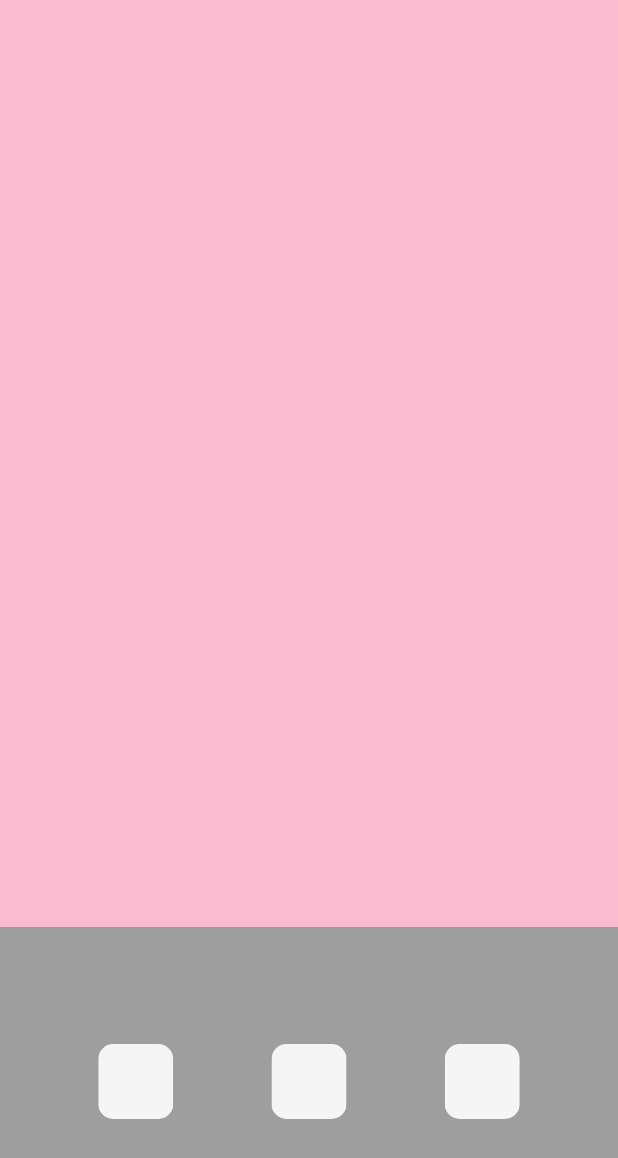
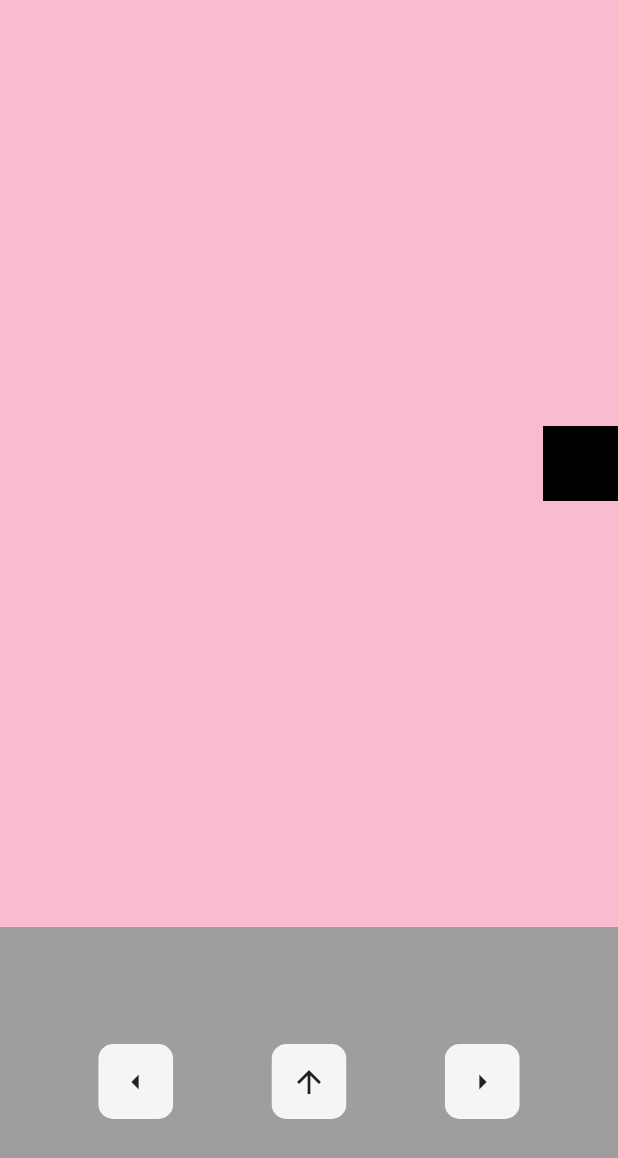
Before and after one commit to fitse-yotor/flutter_games, a Flutter app: the screen it shows after launch, on a phone screen of 412 x 824 dp. Shown: the top 1158 px of the screen. Run offline on Flutter 3.47's test engine with Material 2 defaults, Android fonts, the light colour scheme and no system bars.

Commit message:
icons and the game box

```diff
--- a/game_1/lib/homepage.dart
+++ b/game_1/lib/homepage.dart
@@ -14,16 +14,35 @@ class _HomePageState extends State<HomePage> {
     return Column(
       children: [
         Expanded(
-            flex: 3,
-            child: Container(
-              color: Colors.pink[100],
-            )),
+          flex: 3,
+          child: Container(
+            color: Colors.pink[100],
+            child: Center(
+              child: Stack(
+                children: [
+                  Container(
+                    alignment: Alignment(1, 0),
+                    child: Container(
+                      height: 50,
+                      width: 50,
+                      color: Colors.black,
+                    ),
+                  )
+                ],
+              ),
+            ),
+          ),
+        ),
         Expanded(
             child: Container(
           color: Colors.grey,
           child: Row(
             mainAxisAlignment: MainAxisAlignment.spaceEvenly,
-            children: [MyButton(), MyButton(), MyButton()],
+            children: [
+              MyButton(icon: Icons.arrow_left),
+              MyButton(icon: Icons.arrow_upward),
+              MyButton(icon: Icons.arrow_right)
+            ],
           ),
         ))
       ],
```
